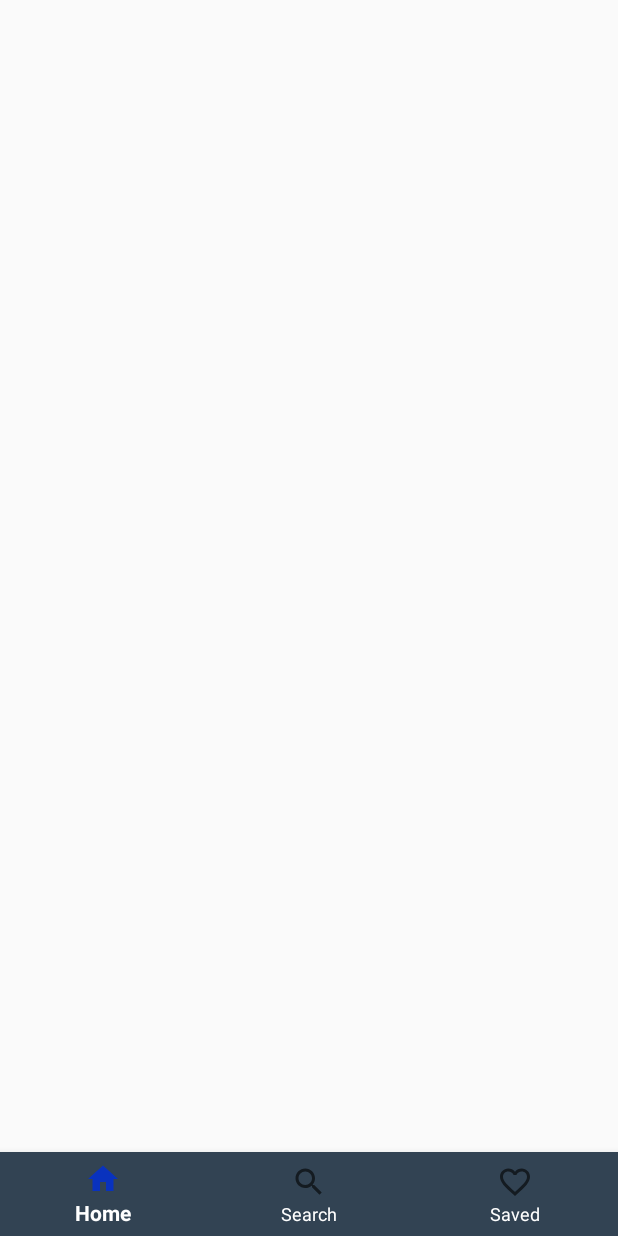
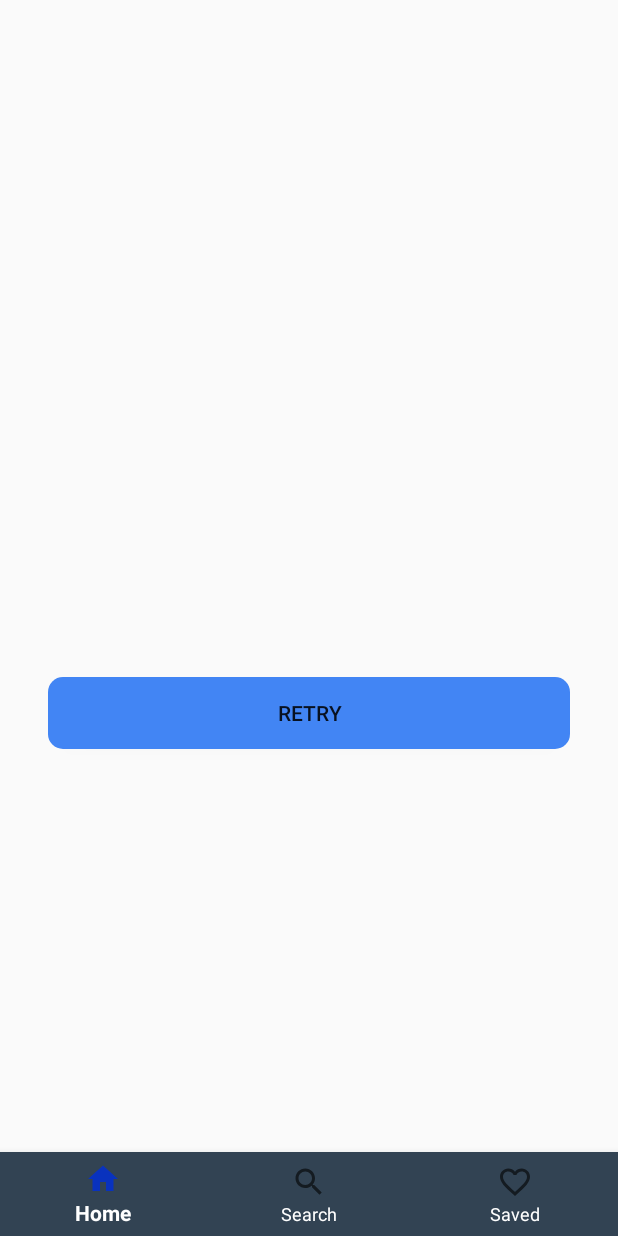
Before and after one commit to AndreiAvram123/Forum-App, an Android app: the screen it shows after launch once a user with an empty profile is signed in (MainActivity), on a phone screen of 412 x 824 dp. Run offline under Robolectric (Android 15) with nearby library versions, the phone set to English and light mode, and no system bars; our stand-ins replace Firebase (no records; nobody signed in at launch, a user with empty details on screens opened directly), Volley, navigation-ui; libraries missing offline, so code that uses them is left out: com.facebook; network calls fail.

Commit message:
-working with navigation component

```diff
--- a/app/build.gradle
+++ b/app/build.gradle
@@ -35,9 +35,8 @@ android {
 }
 
 dependencies {
-    def room_version = "2.2.3"
+    def room_version = '2.2.4'
     def nav_version = "2.3.0-alpha02"
-
     implementation 'com.facebook.android:facebook-android-sdk:[5,6)'
     // Java language implementation
     implementation "androidx.navigation:navigation-fragment:$nav_version"
@@ -63,3 +62,4 @@ dependencies {
     implementation "com.android.support:support-core-utils:28.0.0"
 
 }
+apply plugin: "androidx.navigation.safeargs"
--- a/app/src/main/java/com/example/bookapp/activities/WelcomeActivity.java
+++ b/app/src/main/java/com/example/bookapp/activities/WelcomeActivity.java
@@ -17,16 +17,12 @@ import com.example.bookapp.fragments.SignUpFragment;
 import com.example.bookapp.models.ApiConstants;
 import com.example.bookapp.models.AuthenticationService;
 import com.example.bookapp.models.User;
-import com.facebook.AccessToken;
 import com.facebook.CallbackManager;
 import com.google.android.gms.auth.api.signin.GoogleSignIn;
 import com.google.android.gms.auth.api.signin.GoogleSignInAccount;
 import com.google.android.gms.common.api.ApiException;
 import com.google.android.gms.tasks.Task;
 import com.google.android.material.snackbar.Snackbar;
-import com.google.firebase.auth.AuthCredential;
-import com.google.firebase.auth.FacebookAuthProvider;
-import com.google.firebase.auth.FirebaseAuth;
 
 import org.json.JSONException;
 import org.json.JSONObject;
--- a/app/src/main/java/com/example/bookapp/fragments/PostsDataFragment.java
+++ b/app/src/main/java/com/example/bookapp/fragments/PostsDataFragment.java
@@ -25,7 +25,7 @@ import java.util.ArrayList;
 
 public class PostsDataFragment extends Fragment {
 
-    private static final String KEY_DATA = "KEY_DATA";
+    public static final String KEY_DATA = "KEY_DATA";
     private ArrayList<Post> data;
     private AdapterRecipesData adapterRecipesData;
     private LayoutFragmentPostsDataBinding binding;
--- a/app/src/main/res/layout/fragment_search.xml
+++ b/app/src/main/res/layout/fragment_search.xml
@@ -1,12 +1,9 @@
 <?xml version="1.0" encoding="utf-8"?>
 <androidx.constraintlayout.widget.ConstraintLayout xmlns:android="http://schemas.android.com/apk/res/android"
     xmlns:app="http://schemas.android.com/apk/res-auto"
-    xmlns:tools="http://schemas.android.com/tools"
     android:layout_width="match_parent"
     android:layout_height="match_parent"
-    tools:context=".MainActivity"
     android:background="#F0F1F2"
-    android:id ="@+id/layout_main_fragment"
 
     >
 
--- a/app/src/main/res/layout/layout_main_activity.xml
+++ b/app/src/main/res/layout/layout_main_activity.xml
@@ -3,9 +3,7 @@
     xmlns:app="http://schemas.android.com/apk/res-auto"
     xmlns:tools="http://schemas.android.com/tools"
     android:layout_width="match_parent"
-    android:layout_height="match_parent"
-
-    >
+    android:layout_height="match_parent">
 
     <com.google.android.material.bottomnavigation.BottomNavigationView
         android:id="@+id/bottom_navigation"
@@ -19,14 +17,26 @@
         app:itemTextColor="#ffffff"
         />
 
-    <androidx.constraintlayout.widget.ConstraintLayout
-        android:id="@+id/container_main_activity"
+<!--    <androidx.constraintlayout.widget.ConstraintLayout-->
+<!--        android:id="@+id/container_main_activity"-->
+<!--        android:layout_width="0dp"-->
+<!--        android:layout_height="0dp"-->
+<!--        app:layout_constraintBottom_toTopOf="@+id/bottom_navigation"-->
+<!--        app:layout_constraintEnd_toEndOf="parent"-->
+<!--        app:layout_constraintStart_toStartOf="parent"-->
+<!--        app:layout_constraintTop_toTopOf="parent"-->
+<!--        app:layout_constraintVertical_bias="1.0"/>-->
+
+    <androidx.fragment.app.FragmentContainerView
+        android:id="@+id/nav_host_fragment_main"
+        android:name="androidx.navigation.fragment.NavHostFragment"
         android:layout_width="0dp"
         android:layout_height="0dp"
+        app:defaultNavHost="true"
         app:layout_constraintBottom_toTopOf="@+id/bottom_navigation"
-        app:layout_constraintEnd_toEndOf="parent"
-        app:layout_constraintStart_toStartOf="parent"
+        app:layout_constraintLeft_toLeftOf="parent"
+        app:layout_constraintRight_toRightOf="parent"
         app:layout_constraintTop_toTopOf="parent"
-        app:layout_constraintVertical_bias="1.0"/>
+        app:navGraph="@navigation/nav_graph_main_activity" />
 
 </androidx.constraintlayout.widget.ConstraintLayout>
--- a/app/src/main/res/navigation/nav_graph_main_activity.xml
+++ b/app/src/main/res/navigation/nav_graph_main_activity.xml
@@ -1,5 +1,68 @@
 <?xml version="1.0" encoding="utf-8"?>
 <navigation xmlns:android="http://schemas.android.com/apk/res/android"
-    xmlns:app="http://schemas.android.com/apk/res-auto" android:id="@+id/nav_graph_main_activity">
+    xmlns:app="http://schemas.android.com/apk/res-auto"
+    xmlns:tools="http://schemas.android.com/tools"
+    android:id="@+id/nav_graph_main_activity"
+    app:startDestination="@id/errorFragment">
 
+    <fragment
+        android:id="@+id/homeFragment"
+        android:name="com.example.bookapp.fragments.HomeFragment"
+        android:label="layout_home_fragment"
+        tools:layout="@layout/layout_home_fragment" >
+
+        <action
+            android:id="@+id/action_homeFragment_to_expandedItemFragment"
+            app:destination="@+id/expandedItemFragment"
+            app:enterAnim="@anim/fragment_open_enter" />
+        <action
+            android:id="@+id/action_homeFragment_to_searchFragment"
+            app:destination="@id/searchFragment" />
+        <argument
+            android:name="latestPosts"
+            app:argType="com.example.bookapp.models.Post[]" />
+        <action
+            android:id="@+id/action_homeFragment_to_fragmentAddPost"
+            app:destination="@id/fragmentAddPost" />
+    </fragment>
+    <fragment
+        android:id="@+id/expandedItemFragment"
+        android:name="com.example.bookapp.fragments.ExpandedItemFragment"
+        android:label="fragment_expanded_item"
+        tools:layout="@layout/fragment_expanded_item" >
+        <argument
+            android:name="post"
+            app:argType="com.example.bookapp.models.Post" />
+    </fragment>
+    <fragment
+        android:id="@+id/favoriteItems"
+        android:name="com.example.bookapp.fragments.PostsDataFragment"
+        android:label="layout_fragment_posts_data"
+        tools:layout="@layout/layout_fragment_posts_data" />
+    <fragment
+        android:id="@+id/searchFragment"
+        android:name="com.example.bookapp.fragments.SearchFragment"
+        android:label="fragment_search"
+        tools:layout="@layout/fragment_search" >
+        <action
+            android:id="@+id/action_searchFragment_to_postsDataFragment"
+            app:destination="@id/favoriteItems" />
+        <action
+            android:id="@+id/action_searchFragment_to_homeFragment"
+            app:destination="@id/homeFragment" />
+    </fragment>
+    <fragment
+        android:id="@+id/errorFragment"
+        android:name="com.example.bookapp.fragments.ErrorFragment"
+        android:label="layout_fragment_error"
+        tools:layout="@layout/layout_fragment_error" >
+        <action
+            android:id="@+id/action_errorFragment_to_homeFragment"
+            app:destination="@id/homeFragment" />
+    </fragment>
+    <fragment
+        android:id="@+id/fragmentAddPost"
+        android:name="com.example.bookapp.fragments.FragmentAddPost"
+        android:label="layout_fragment_add_post"
+        tools:layout="@layout/layout_fragment_add_post" />
 </navigation>
--- a/build.gradle
+++ b/build.gradle
@@ -13,7 +13,8 @@ buildscript {
     dependencies {
         classpath 'com.android.tools.build:gradle:3.5.3'
         classpath 'com.google.gms:google-services:4.2.0'
-
+        def nav_version = "2.3.0-alpha02"
+        classpath "androidx.navigation:navigation-safe-args-gradle-plugin:$nav_version"
         // NOTE: Do not place your application dependencies here; they belong
         // in the individual module build.gradle files
     }
```
Also changed, not shown: app/src/main/java/com/example/bookapp/MainActivity.java (+36 -19 lines), app/src/main/java/com/example/bookapp/fragments/ExpandedItemFragment.java (+5 -3 lines).
